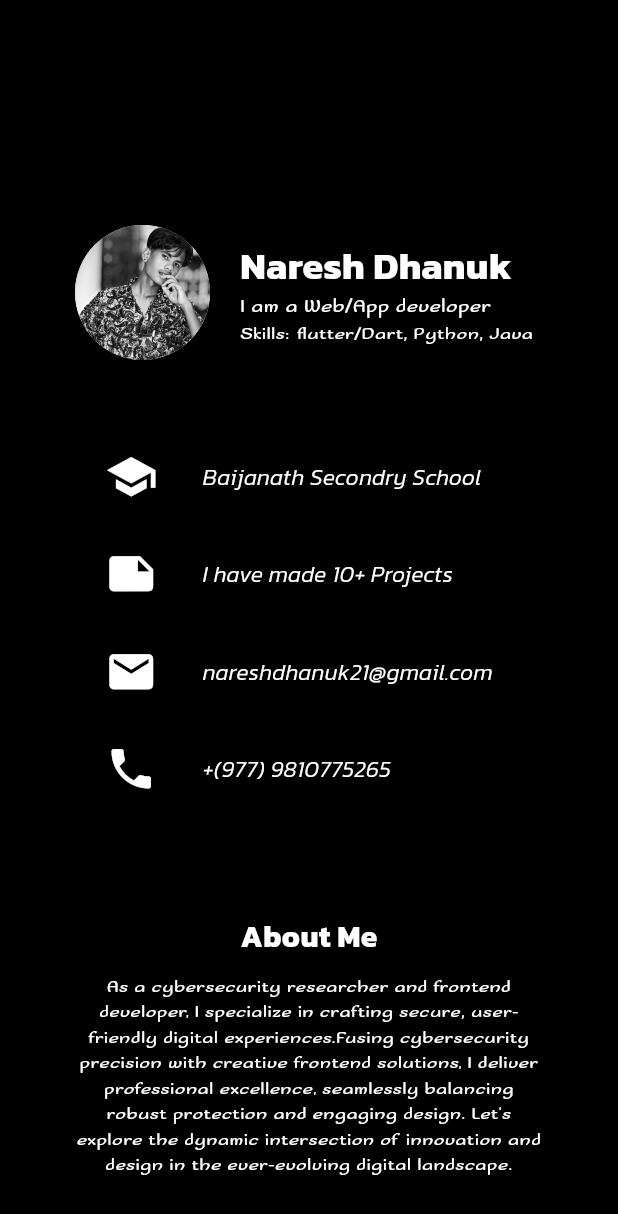
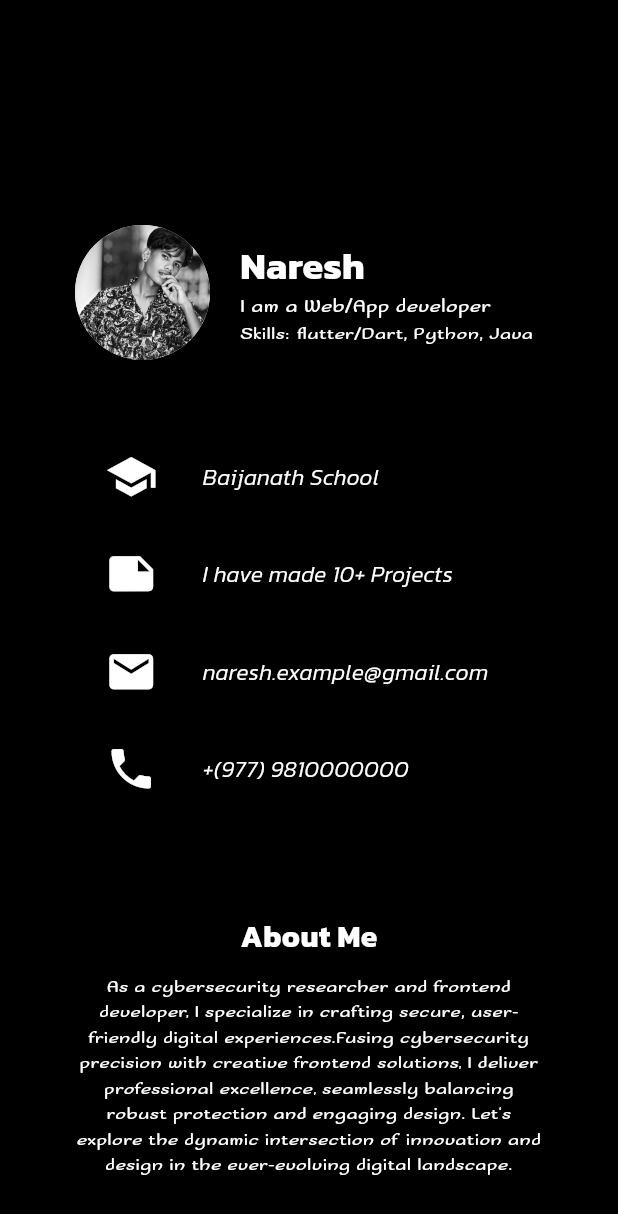
Before and after one commit to Naresh-11/Portfolio-Flutter, a Flutter app: the screen it shows after launch, on a phone screen of 412 x 824 dp. Shown: the top 1214 px of the screen. Run offline on Flutter 3.47's test engine with Material 3 defaults, Android fonts, the phone set to English and light mode, and no system bars.

Commit message:
Update main.dart

```diff
--- a/lib/main.dart
+++ b/lib/main.dart
@@ -32,7 +32,7 @@ class Home extends StatelessWidget {
                       crossAxisAlignment: CrossAxisAlignment.start,
                       children: <Widget>[
                         Text(
-                          "Naresh Dhanuk",
+                          "Naresh",
                           style: TextStyle(
                             fontSize: 25,
                             fontFamily: 'nob',
@@ -76,7 +76,7 @@ class Home extends StatelessWidget {
                         SizedBox(
                           width: 30,
                         ),
-                        Text("Baijanath Secondry School",
+                        Text("Baijanath School",
                             style: TextStyle(
                               fontSize: 15,
                               fontFamily: 'inormal',
@@ -119,7 +119,7 @@ class Home extends StatelessWidget {
                           width: 30,
                         ),
                         Text(
-                          "nareshdhanuk21@gmail.com",
+                          "naresh.example@gmail.com",
                           style: TextStyle(
                             fontSize: 15,
                             fontFamily: 'inormal',
@@ -141,7 +141,7 @@ class Home extends StatelessWidget {
                         SizedBox(
                           width: 30,
                         ),
-                        Text("+(977) 9810775265",
+                        Text("+(977) 9810000000",
                             style: TextStyle(
                               fontSize: 15,
                               fontFamily: 'inormal',
```
